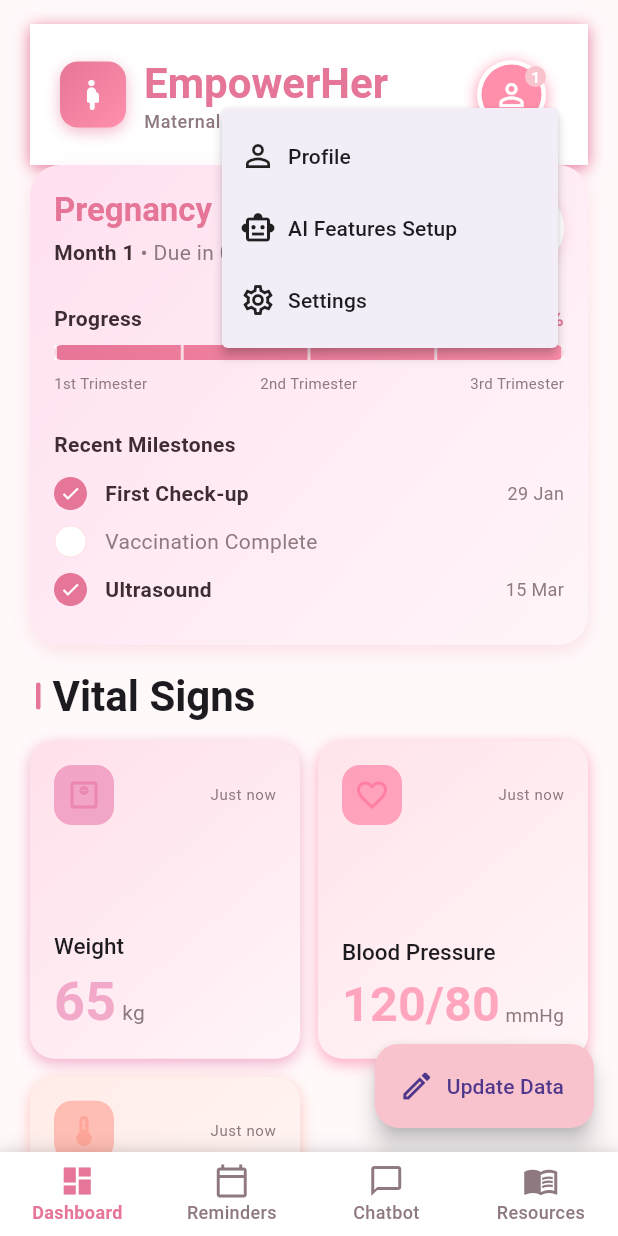
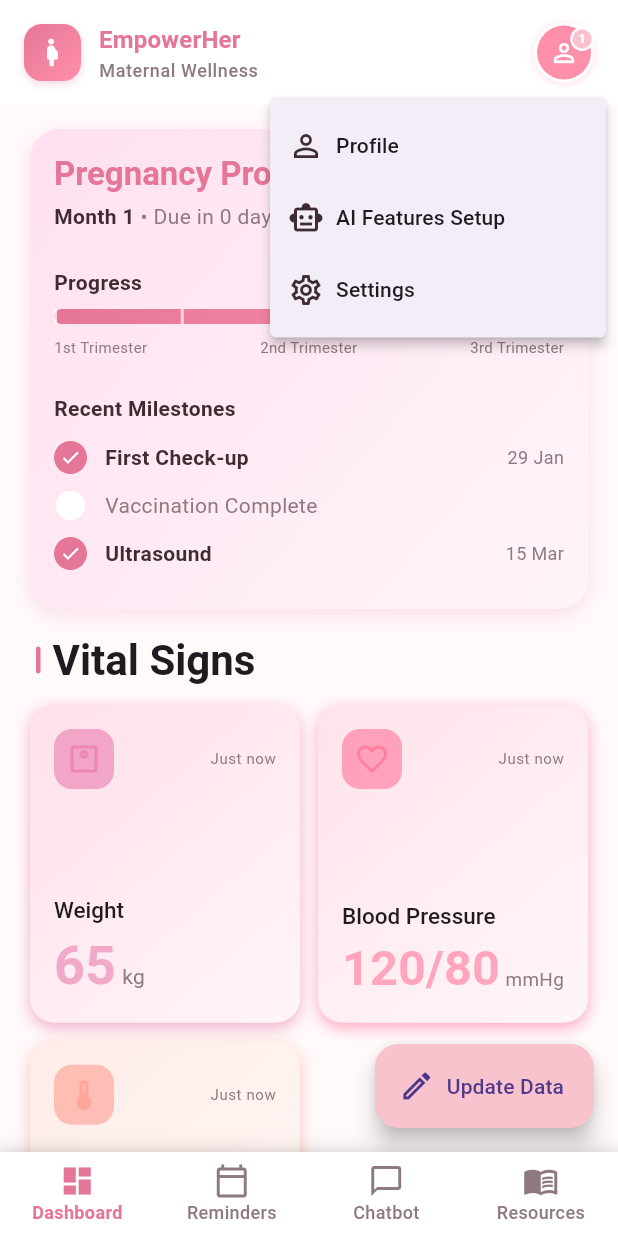
Before and after one commit to komalsingh22/MomCare_App, a Flutter app: the screen it shows after launch, after a tap on an icon or button, on a phone screen of 412 x 824 dp. Run offline on Flutter 3.47's test engine with Material 3 defaults, Android fonts, the phone set to English and light mode, and no system bars; our stand-ins replace connectivity_plus, fl_chart, flutter_markdown, flutter_secure_storage, google_generative_ai, sqflite_common_ffi; accounts and stored records are empty; network calls fail; Roboto replaces fonts that are missing (Poppins).

Commit message:
modify the ui of the app

```diff
--- a/lib/screens/health_dashboard_screen.dart
+++ b/lib/screens/health_dashboard_screen.dart
@@ -172,6 +172,156 @@ class _HealthDashboardScreenState extends State<HealthDashboardScreen> {
   @override
   Widget build(BuildContext context) {
     return Scaffold(
+      appBar: AppBar(
+        backgroundColor: Colors.white,
+        elevation: 0,
+        scrolledUnderElevation: 2,
+        shadowColor: AppTheme.primaryColor.withOpacity(0.2),
+        toolbarHeight: 70,
+        centerTitle: false,
+        title: Row(
+          mainAxisSize: MainAxisSize.min,
+          children: [
+            Container(
+              padding: const EdgeInsets.all(8),
+              decoration: BoxDecoration(
+                gradient: AppTheme.primaryGradient,
+                borderRadius: BorderRadius.circular(12),
+                boxShadow: [
+                  BoxShadow(
+                    color: AppTheme.primaryColor.withOpacity(0.3),
+                    offset: const Offset(0, 2),
+                    blurRadius: 4,
+                  ),
+                ],
+              ),
+              child: const Icon(
+                Icons.pregnant_woman_rounded,
+                color: Colors.white,
+                size: 22,
+              ),
+            ),
+            const SizedBox(width: 12),
+            Column(
+              crossAxisAlignment: CrossAxisAlignment.start,
+              mainAxisSize: MainAxisSize.min,
+              children: [
+                Text(
+                  'EmpowerHer',
+                  style: Theme.of(context).textTheme.titleMedium?.copyWith(
+                    color: AppTheme.primaryColor,
+                    fontWeight: FontWeight.bold,
+                  ),
+                ),
+                Text(
+                  'Maternal Wellness',
+                  style: Theme.of(context).textTheme.bodySmall?.copyWith(
+                    color: AppTheme.secondaryTextColor,
+                    fontWeight: FontWeight.w500,
+                  ),
+                ),
+              ],
+            ),
+          ],
+        ),
+        actions: [
+          Padding(
+            padding: const EdgeInsets.only(right: 8.0),
+            child: PopupMenuButton(
+              offset: const Offset(0, 10),
+              position: PopupMenuPosition.under,
+              icon: Stack(
+                children: [
+                  Container(
+                    padding: const EdgeInsets.all(2),
+                    decoration: BoxDecoration(
+                      color: Colors.white,
+                      shape: BoxShape.circle,
+                      boxShadow: [
+                        BoxShadow(
+                          color: AppTheme.secondaryColor.withOpacity(0.3),
+                          blurRadius: 4,
+                          offset: const Offset(0, 1),
+                        ),
+                      ],
+                    ),
+                    child: const CircleAvatar(
+                      backgroundColor: AppTheme.secondaryColor,
+                      radius: 18,
+                      child: Icon(
+                        Icons.person_outline,
+                        color: Colors.white,
+                        size: 20,
+                      ),
+                    ),
+                  ),
+                  Positioned(
+                    top: 0,
+                    right: 0,
+                    child: Container(
+                      padding: const EdgeInsets.all(4),
+                      decoration: BoxDecoration(
+                        color: AppTheme.accentColor,
+                        shape: BoxShape.circle,
+                        border: Border.all(color: Colors.white, width: 1.5),
+                      ),
+                      child: const Text(
+                        '1',
+                        style: TextStyle(
+                          color: Colors.white,
+                          fontSize: 8,
+                          fontWeight: FontWeight.bold,
+                        ),
+                      ),
+                    ),
+                  ),
+                ],
+              ),
+              itemBuilder: (context) => [
+                const PopupMenuItem(
+                  value: 'profile',
+                  child: Row(
+                    children: [
+                      Icon(Icons.person_outline),
+                      SizedBox(width: 8),
+                      Text('Profile'),
+                    ],
+                  ),
+                ),
+                const PopupMenuItem(
+                  value: 'api_key',
+                  child: Row(
+                    children: [
+                      Icon(Icons.smart_toy_outlined),
+                      SizedBox(width: 8),
+                      Text('AI Features Setup'),
+                    ],
+                  ),
+                ),
+                const PopupMenuItem(
+                  value: 'settings',
+                  child: Row(
+                    children: [
+                      Icon(Icons.settings_outlined),
+                      SizedBox(width: 8),
+                      Text('Settings'),
+                    ],
+                  ),
+                ),
+              ],
+              onSelected: (value) {
+                if (value == 'api_key') {
+                  Navigator.pushNamed(context, '/api_key_setup');
+                } else if (value == 'profile') {
+                  // TODO: Navigate to profile
+                } else if (value == 'settings') {
+                  // TODO: Navigate to settings
+                }
+              },
+            ),
+          ),
+        ],
+      ),
       body: SafeArea(
         child: _isLoading
             ? const Center(child: CircularProgressIndicator())
@@ -193,9 +343,6 @@ class _HealthDashboardScreenState extends State<HealthDashboardScreen> {
                           );
                         },
                       ),
-
-                      // Header
-                      _buildHeader(),
 
                       // Main content (scrollable)
                       Column(
@@ -399,161 +546,6 @@ class _HealthDashboardScreenState extends State<HealthDashboardScreen> {
       ),
       floatingActionButton: _buildUpdateDataButton(),
       floatingActionButtonLocation: FloatingActionButtonLocation.endFloat,
-    );
-  }
-
-  Widget _buildHeader() {
-    return Container(
-      padding: const EdgeInsets.symmetric(horizontal: 20, vertical: 16),
-      decoration: const BoxDecoration(
-        color: Colors.white,
-        boxShadow: [
-          BoxShadow(
-            color: AppTheme.primaryColor,
-            offset: Offset(0, 2),
-            blurRadius: 8,
-          ),
-        ],
-      ),
-      child: Row(
-        mainAxisAlignment: MainAxisAlignment.spaceBetween,
-        children: [
-          Row(
-            children: [
-              Container(
-                padding: const EdgeInsets.all(10),
-                decoration: BoxDecoration(
-                  gradient: AppTheme.primaryGradient,
-                  borderRadius: BorderRadius.circular(12),
-                  boxShadow: [
-                    BoxShadow(
-                      color: AppTheme.primaryColor.withOpacity(0.5),
-                      offset: const Offset(0, 3),
-                      blurRadius: 8,
-                    ),
-                  ],
-                ),
-                child: const Icon(
-                  Icons.pregnant_woman_rounded,
-                  color: Colors.white,
-                  size: 24,
-                ),
-              ),
-              const SizedBox(width: 12),
-              Column(
-                crossAxisAlignment: CrossAxisAlignment.start,
-                children: [
-                  Text(
-                    'EmpowerHer',
-                    style: Theme.of(context).textTheme.headlineMedium?.copyWith(
-                      color: AppTheme.primaryColor,
-                      fontWeight: FontWeight.bold,
-                    ),
-                  ),
-                  Text(
-                    'Maternal Wellness',
-                    style: Theme.of(context).textTheme.bodySmall?.copyWith(
-                      color: AppTheme.secondaryTextColor,
-                      fontWeight: FontWeight.w500,
-                    ),
-                  ),
-                ],
-              ),
-            ],
-          ),
-
-          // Profile icon with popup menu
-          PopupMenuButton(
-            offset: const Offset(0, 40),
-            icon: Stack(
-              children: [
-                Container(
-                  padding: const EdgeInsets.all(3),
-                  decoration: const BoxDecoration(
-                    color: Colors.white,
-                    shape: BoxShape.circle,
-                    boxShadow: [
-                      BoxShadow(
-                        color: AppTheme.secondaryColor,
-                        blurRadius: 8,
-                        offset: Offset(0, 2),
-                      ),
-                    ],
-                  ),
-                  child: const CircleAvatar(
-                    backgroundColor: AppTheme.secondaryColor,
-                    radius: 20,
-                    child: Icon(
-                      Icons.person_outline,
-                      color: Colors.white,
-                    ),
-                  ),
-                ),
-                Positioned(
-                  top: 0,
-                  right: 0,
-                  child: Container(
-                    padding: const EdgeInsets.all(4),
-                    decoration: const BoxDecoration(
-                      color: AppTheme.accentColor,
-                      shape: BoxShape.circle,
-                    ),
-                    child: const Text(
-                      '1',
-                      style: TextStyle(
-                        color: Colors.white,
-                        fontSize: 10,
-                        fontWeight: FontWeight.bold,
-                      ),
-                    ),
-                  ),
-                ),
-              ],
-            ),
-            itemBuilder: (context) => [
-              const PopupMenuItem(
-                value: 'profile',
-                child: Row(
-                  children: [
-                    Icon(Icons.person_outline),
-                    SizedBox(width: 8),
-                    Text('Profile'),
-                  ],
-                ),
-              ),
-              const PopupMenuItem(
-                value: 'api_key',
-                child: Row(
-                  children: [
-                    Icon(Icons.smart_toy_outlined),
-                    SizedBox(width: 8),
-                    Text('AI Features Setup'),
-                  ],
-                ),
-              ),
-              const PopupMenuItem(
-                value: 'settings',
-                child: Row(
-                  children: [
-                    Icon(Icons.settings_outlined),
-                    SizedBox(width: 8),
-                    Text('Settings'),
-                  ],
-                ),
-              ),
-            ],
-            onSelected: (value) {
-              if (value == 'api_key') {
-                Navigator.pushNamed(context, '/api_key_setup');
-              } else if (value == 'profile') {
-                // TODO: Navigate to profile
-              } else if (value == 'settings') {
-                // TODO: Navigate to settings
-              }
-            },
-          ),
-        ],
-      ),
     );
   }
 
--- a/lib/screens/reminders_screen.dart
+++ b/lib/screens/reminders_screen.dart
@@ -350,7 +350,7 @@ class _RemindersScreenState extends State<RemindersScreen> {
             crossAxisAlignment: CrossAxisAlignment.start,
             children: [
               ...[
-              Text(reminder.description!),
+              Text(reminder.description),
               const SizedBox(height: 4),
             ],
               Text(
--- a/lib/services/database_service.dart
+++ b/lib/services/database_service.dart
@@ -1,7 +1,5 @@
-import 'package:sqflite/sqflite.dart';
 import 'package:sqflite_common_ffi/sqflite_ffi.dart';
 import 'package:path/path.dart';
-import 'package:flutter/foundation.dart' show kIsWeb;
 import 'dart:io' show Platform;
 import 'package:health_app/models/health_data.dart';
 
```
